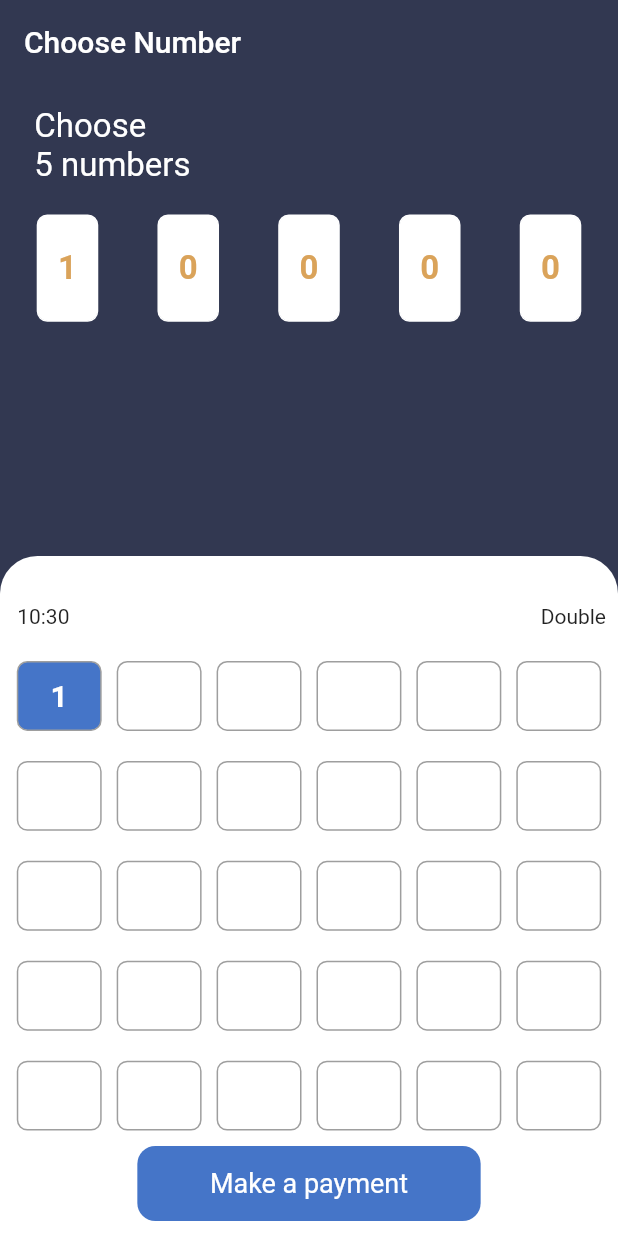
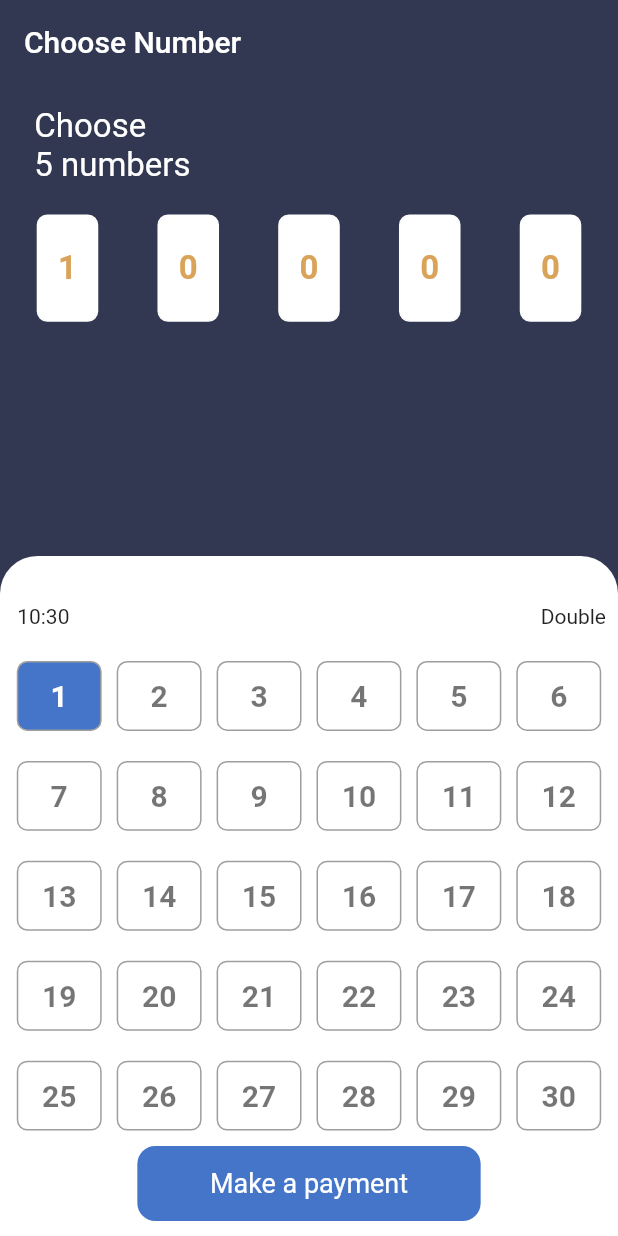
Before and after one commit to SichangiFelix/casino, a Flutter app: the ChooseNumberScreen screen opened directly, after a tap on an icon or button, on a phone screen of 412 x 824 dp. Run offline on Flutter 3.47's test engine with Material 2 defaults, Android fonts, the phone set to English and light mode, and no system bars; our stand-ins replace flutter_svg, qr_flutter; network calls fail.

Commit message:
fixed bug kiasi

```diff
--- a/lib/screens/activity.dart
+++ b/lib/screens/activity.dart
@@ -22,6 +22,7 @@ class Activity extends StatelessWidget {
             SvgPicture.asset('assets/images/bg2.svg',height: height*0.13,),
             SingleChildScrollView(
               child: Column(
+
                 children: [
                   ListTile(
                     tileColor: scaffoldColor,
@@ -59,7 +60,8 @@ class Activity extends StatelessWidget {
                   ),
 
                 const PLayDraw(),
-                  const Text('Latest Draw',style: TextStyle(fontWeight: FontWeight.bold,fontSize: 18),),
+                  Container(
+                      child: const Text('Latest Draw',style: TextStyle(fontWeight: FontWeight.bold,fontSize: 18),)),
                   const LatestDraw(),
                  Row(
                    mainAxisAlignment: MainAxisAlignment.spaceBetween,
@@ -72,7 +74,8 @@ class Activity extends StatelessWidget {
                   const LatestWinners(),
                   const Text('Latest Weeks Winning Tickets',style: TextStyle(fontWeight: FontWeight.bold,fontSize: 18),),
                   Container(
-                    width: width*0.8,
+                    margin: EdgeInsets.only(left: 15,right: 10),
+                    width: width*0.95,
                     child: Row(
                       mainAxisAlignment: MainAxisAlignment.spaceBetween,
                       children: [
--- a/lib/screens/choose_number_screen.dart
+++ b/lib/screens/choose_number_screen.dart
@@ -275,7 +275,7 @@ class _ChooseNumberScreenState extends State<ChooseNumberScreen> {
          child:  Center(child:
          Text(assignedNumber,
            style: TextStyle(
-           color: selected1 ? Colors.white:Colors.black54,
+           color: selected2 ? Colors.white:Colors.black54,
            fontSize: 20,
            fontWeight: FontWeight.w600,
          ),
@@ -356,7 +356,7 @@ class _ChooseNumberScreenState extends State<ChooseNumberScreen> {
          child:  Center(child:
          Text(assignedNumber,
            style: TextStyle(
-             color: selected1 ? Colors.white:Colors.black54,
+             color: selected3 ? Colors.white:Colors.black54,
              fontSize: 20,
              fontWeight: FontWeight.w600,
            ),
@@ -437,7 +437,7 @@ class _ChooseNumberScreenState extends State<ChooseNumberScreen> {
          child:  Center(child:
          Text(assignedNumber,
            style: TextStyle(
-             color: selected1 ? Colors.white:Colors.black54,
+             color: selected4 ? Colors.white:Colors.black54,
              fontSize: 20,
              fontWeight: FontWeight.w600,
            ),
@@ -518,7 +518,7 @@ class _ChooseNumberScreenState extends State<ChooseNumberScreen> {
          child:  Center(child:
          Text(assignedNumber,
            style: TextStyle(
-             color: selected1 ? Colors.white:Colors.black54,
+             color: selected5 ? Colors.white:Colors.black54,
              fontSize: 20,
              fontWeight: FontWeight.w600,
            ),
@@ -599,7 +599,7 @@ class _ChooseNumberScreenState extends State<ChooseNumberScreen> {
          child:  Center(child:
          Text(assignedNumber,
            style: TextStyle(
-             color: selected1 ? Colors.white:Colors.black54,
+             color: selected6 ? Colors.white:Colors.black54,
              fontSize: 20,
              fontWeight: FontWeight.w600,
            ),
@@ -680,7 +680,7 @@ class _ChooseNumberScreenState extends State<ChooseNumberScreen> {
          child:  Center(child:
          Text(assignedNumber,
            style: TextStyle(
-             color: selected1 ? Colors.white:Colors.black54,
+             color: selected7 ? Colors.white:Colors.black54,
              fontSize: 20,
              fontWeight: FontWeight.w600,
            ),
@@ -761,7 +761,7 @@ class _ChooseNumberScreenState extends State<ChooseNumberScreen> {
          child:  Center(child:
          Text(assignedNumber,
            style: TextStyle(
-             color: selected1 ? Colors.white:Colors.black54,
+             color: selected8 ? Colors.white:Colors.black54,
              fontSize: 20,
              fontWeight: FontWeight.w600,
            ),
@@ -842,7 +842,7 @@ class _ChooseNumberScreenState extends State<ChooseNumberScreen> {
          child:  Center(child:
          Text(assignedNumber,
            style: TextStyle(
-             color: selected1 ? Colors.white:Colors.black54,
+             color: selected9 ? Colors.white:Colors.black54,
              fontSize: 20,
              fontWeight: FontWeight.w600,
            ),
@@ -923,7 +923,7 @@ class _ChooseNumberScreenState extends State<ChooseNumberScreen> {
          child:  Center(child:
          Text(assignedNumber,
            style: TextStyle(
-             color: selected1 ? Colors.white:Colors.black54,
+             color: selected10 ? Colors.white:Colors.black54,
              fontSize: 20,
              fontWeight: FontWeight.w600,
            ),
@@ -1004,7 +1004,7 @@ class _ChooseNumberScreenState extends State<ChooseNumberScreen> {
          child:  Center(child:
          Text(assignedNumber,
            style: TextStyle(
-             color: selected1 ? Colors.white:Colors.black54,
+             color: selected11 ? Colors.white:Colors.black54,
              fontSize: 20,
              fontWeight: FontWeight.w600,
            ),
@@ -1085,7 +1085,7 @@ class _ChooseNumberScreenState extends State<ChooseNumberScreen> {
          child:  Center(child:
          Text(assignedNumber,
            style: TextStyle(
-             color: selected1 ? Colors.white:Colors.black54,
+             color: selected12 ? Colors.white:Colors.black54,
              fontSize: 20,
              fontWeight: FontWeight.w600,
            ),
@@ -1166,7 +1166,7 @@ class _ChooseNumberScreenState extends State<ChooseNumberScreen> {
          child:  Center(child:
          Text(assignedNumber,
            style: TextStyle(
-             color: selected1 ? Colors.white:Colors.black54,
+             color: selected13 ? Colors.white:Colors.black54,
              fontSize: 20,
              fontWeight: FontWeight.w600,
            ),
@@ -1247,7 +1247,7 @@ class _ChooseNumberScreenState extends State<ChooseNumberScreen> {
          child:  Center(child:
          Text(assignedNumber,
            style: TextStyle(
-             color: selected1 ? Colors.white:Colors.black54,
+             color: selected14 ? Colors.white:Colors.black54,
              fontSize: 20,
              fontWeight: FontWeight.w600,
            ),
@@ -1328,7 +1328,7 @@ class _ChooseNumberScreenState extends State<ChooseNumberScreen> {
          child:  Center(child:
          Text(assignedNumber,
            style: TextStyle(
-             color: selected1 ? Colors.white:Colors.black54,
+             color: selected15 ? Colors.white:Colors.black54,
              fontSize: 20,
              fontWeight: FontWeight.w600,
            ),
@@ -1409,7 +1409,7 @@ class _ChooseNumberScreenState extends State<ChooseNumberScreen> {
          child:  Center(child:
          Text(assignedNumber,
            style: TextStyle(
-             color: selected1 ? Colors.white:Colors.black54,
+             color: selected16 ? Colors.white:Colors.black54,
              fontSize: 20,
              fontWeight: FontWeight.w600,
            ),
@@ -1490,7 +1490,7 @@ class _ChooseNumberScreenState extends State<ChooseNumberScreen> {
          child:  Center(child:
          Text(assignedNumber,
            style: TextStyle(
-             color: selected1 ? Colors.white:Colors.black54,
+             color: selected17 ? Colors.white:Colors.black54,
              fontSize: 20,
              fontWeight: FontWeight.w600,
            ),
@@ -1571,7 +1571,7 @@ class _ChooseNumberScreenState extends State<ChooseNumberScreen> {
          child:  Center(child:
          Text(assignedNumber,
            style: TextStyle(
-             color: selected1 ? Colors.white:Colors.black54,
+             color: selected18 ? Colors.white:Colors.black54,
              fontSize: 20,
              fontWeight: FontWeight.w600,
            ),
@@ -1652,7 +1652,7 @@ class _ChooseNumberScreenState extends State<ChooseNumberScreen> {
          child:  Center(child:
          Text(assignedNumber,
            style: TextStyle(
-             color: selected1 ? Colors.white:Colors.black54,
+             color: selected19 ? Colors.white:Colors.black54,
              fontSize: 20,
              fontWeight: FontWeight.w600,
            ),
@@ -1733,7 +1733,7 @@ class _ChooseNumberScreenState extends State<ChooseNumberScreen> {
          child:  Center(child:
          Text(assignedNumber,
            style: TextStyle(
-             color: selected1 ? Colors.white:Colors.black54,
+             color: selected20 ? Colors.white:Colors.black54,
              fontSize: 20,
              fontWeight: FontWeight.w600,
            ),
@@ -1814,7 +1814,7 @@ class _ChooseNumberScreenState extends State<ChooseNumberScreen> {
          child:  Center(child:
          Text(assignedNumber,
            style: TextStyle(
-             color: selected1 ? Colors.white:Colors.black54,
+             color: selected21 ? Colors.white:Colors.black54,
              fontSize: 20,
              fontWeight: FontWeight.w600,
            ),
@@ -1895,7 +1895,7 @@ class _ChooseNumberScreenState extends State<ChooseNumberScreen> {
          child:  Center(child:
          Text(assignedNumber,
            style: TextStyle(
-             color: selected1 ? Colors.white:Colors.black54,
+             color: selected22 ? Colors.white:Colors.black54,
              fontSize: 20,
              fontWeight: FontWeight.w600,
            ),
@@ -1976,7 +1976,7 @@ class _ChooseNumberScreenState extends State<ChooseNumberScreen> {
          child:  Center(child:
          Text(assignedNumber,
            style: TextStyle(
-             color: selected1 ? Colors.white:Colors.black54,
+             color: selected23 ? Colors.white:Colors.black54,
              fontSize: 20,
              fontWeight: FontWeight.w600,
            ),
@@ -2057,7 +2057,7 @@ class _ChooseNumberScreenState extends State<ChooseNumberScreen> {
          child:  Center(child:
          Text(assignedNumber,
            style: TextStyle(
-             color: selected1 ? Colors.white:Colors.black54,
+             color: selected24 ? Colors.white:Colors.black54,
              fontSize: 20,
              fontWeight: FontWeight.w600,
            ),
@@ -2138,7 +2138,7 @@ class _ChooseNumberScreenState extends State<ChooseNumberScreen> {
          child:  Center(child:
          Text(assignedNumber,
            style: TextStyle(
-             color: selected1 ? Colors.white:Colors.black54,
+             color: selected25 ? Colors.white:Colors.black54,
              fontSize: 20,
              fontWeight: FontWeight.w600,
            ),
@@ -2219,7 +2219,7 @@ class _ChooseNumberScreenState extends State<ChooseNumberScreen> {
          child:  Center(child:
          Text(assignedNumber,
            style: TextStyle(
-             color: selected1 ? Colors.white:Colors.black54,
+             color: selected26 ? Colors.white:Colors.black54,
              fontSize: 20,
              fontWeight: FontWeight.w600,
            ),
@@ -2300,7 +2300,7 @@ class _ChooseNumberScreenState extends State<ChooseNumberScreen> {
          child:  Center(child:
          Text(assignedNumber,
            style: TextStyle(
-             color: selected1 ? Colors.white:Colors.black54,
+             color: selected27 ? Colors.white:Colors.black54,
              fontSize: 20,
              fontWeight: FontWeight.w600,
            ),
@@ -2381,7 +2381,7 @@ class _ChooseNumberScreenState extends State<ChooseNumberScreen> {
          child:  Center(child:
          Text(assignedNumber,
            style: TextStyle(
-             color: selected1 ? Colors.white:Colors.black54,
+             color: selected28 ? Colors.white:Colors.black54,
              fontSize: 20,
              fontWeight: FontWeight.w600,
            ),
@@ -2462,7 +2462,7 @@ class _ChooseNumberScreenState extends State<ChooseNumberScreen> {
          child:  Center(child:
          Text(assignedNumber,
            style: TextStyle(
-             color: selected1 ? Colors.white:Colors.black54,
+             color: selected29 ? Colors.white:Colors.black54,
              fontSize: 20,
              fontWeight: FontWeight.w600,
            ),
@@ -2543,7 +2543,7 @@ class _ChooseNumberScreenState extends State<ChooseNumberScreen> {
          child:  Center(child:
          Text(assignedNumber,
            style: TextStyle(
-             color: selected1 ? Colors.white:Colors.black54,
+             color: selected30 ? Colors.white:Colors.black54,
              fontSize: 20,
              fontWeight: FontWeight.w600,
            ),
```
